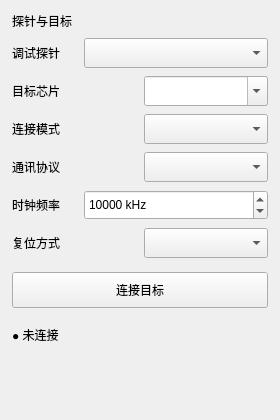
Old version of the form etools/ui/forms/probe_panel.ui in the repository youzhouchang/ETools.
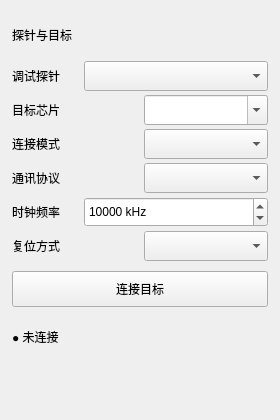
New version of the form.

```diff
--- a/etools/ui/forms/probe_panel.ui
+++ b/etools/ui/forms/probe_panel.ui
@@ -24,7 +24,7 @@
     <number>12</number>
    </property>
    <property name="spacing">
-    <number>8</number>
+    <number>4</number>
    </property>
    <item>
     <widget class="QLabel" name="panelTitle">
@@ -289,7 +289,7 @@
      <property name="sizeHint" stdset="0">
       <size>
        <width>0</width>
-       <height>10</height>
+       <height>4</height>
       </size>
      </property>
     </spacer>
@@ -311,19 +311,6 @@
      </property>
     </widget>
    </item>
-   <item>
-    <spacer name="bottomSpacer">
-     <property name="orientation">
-      <enum>Qt::Vertical</enum>
-     </property>
-     <property name="sizeHint" stdset="0">
-      <size>
-       <width>0</width>
-       <height>20</height>
-      </size>
-     </property>
-    </spacer>
-   </item>
   </layout>
  </widget>
  <resources/>
```
